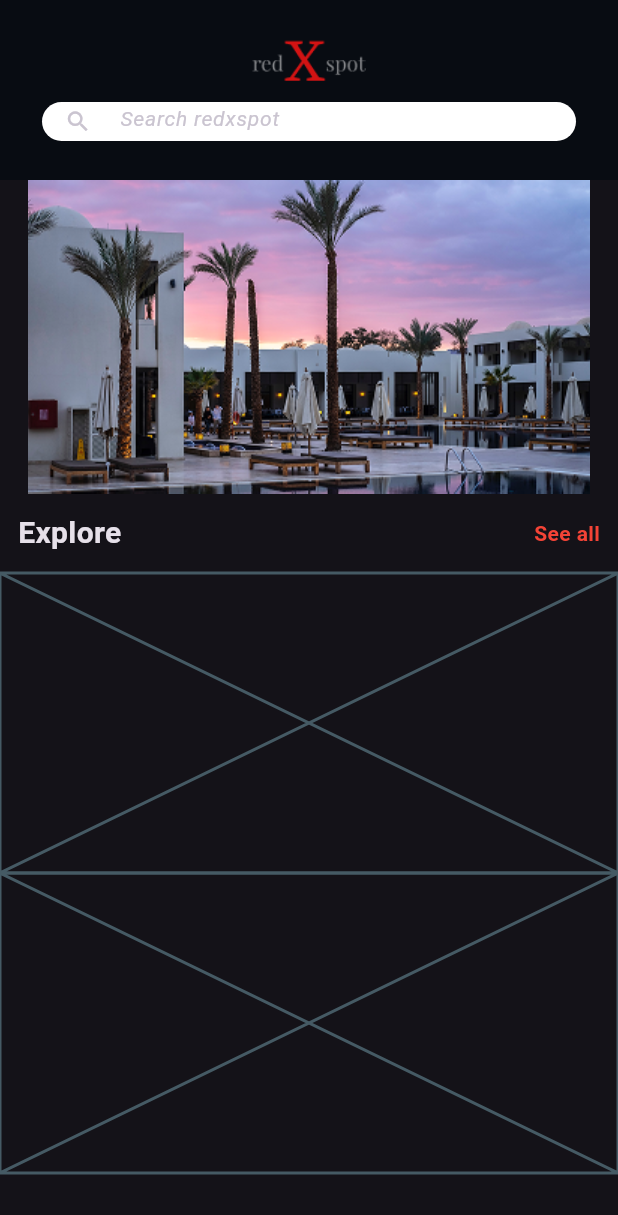
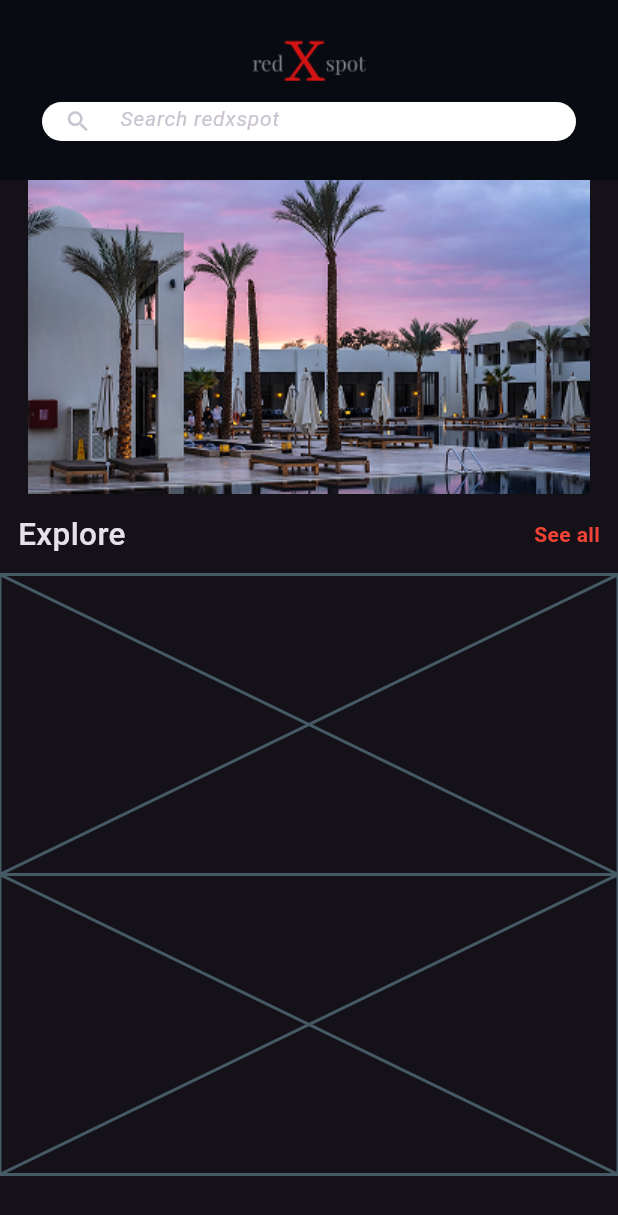
Before and after one commit to Akay74/Redxspot, a Flutter app: the screen it shows after launch, on a phone screen of 412 x 824 dp. Shown: the top 1215 px of the screen. Run offline on Flutter 3.47's test engine with Material 3 defaults, Android fonts, the phone set to English and light mode, and no system bars.

Commit message:
💄 update font properties for Explore title

```diff
--- a/lib/home_screen.dart
+++ b/lib/home_screen.dart
@@ -62,8 +62,8 @@ class HomeScreen extends StatelessWidget {
                   const Text(
                     'Explore',
                     style: TextStyle(
-                      fontSize: 20,
-                      fontWeight: FontWeight.bold,
+                      fontSize: 21,
+                      fontWeight: FontWeight.w500,
                     )
                   ),
                   const Text(
```
